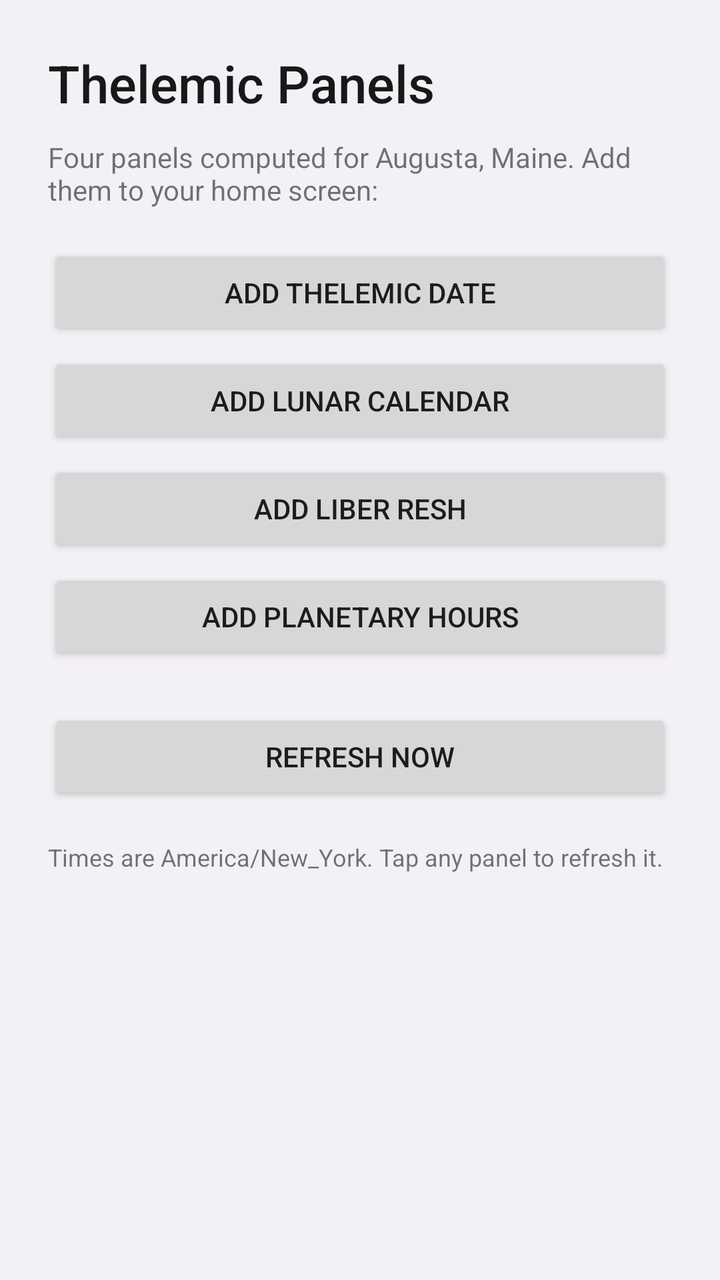
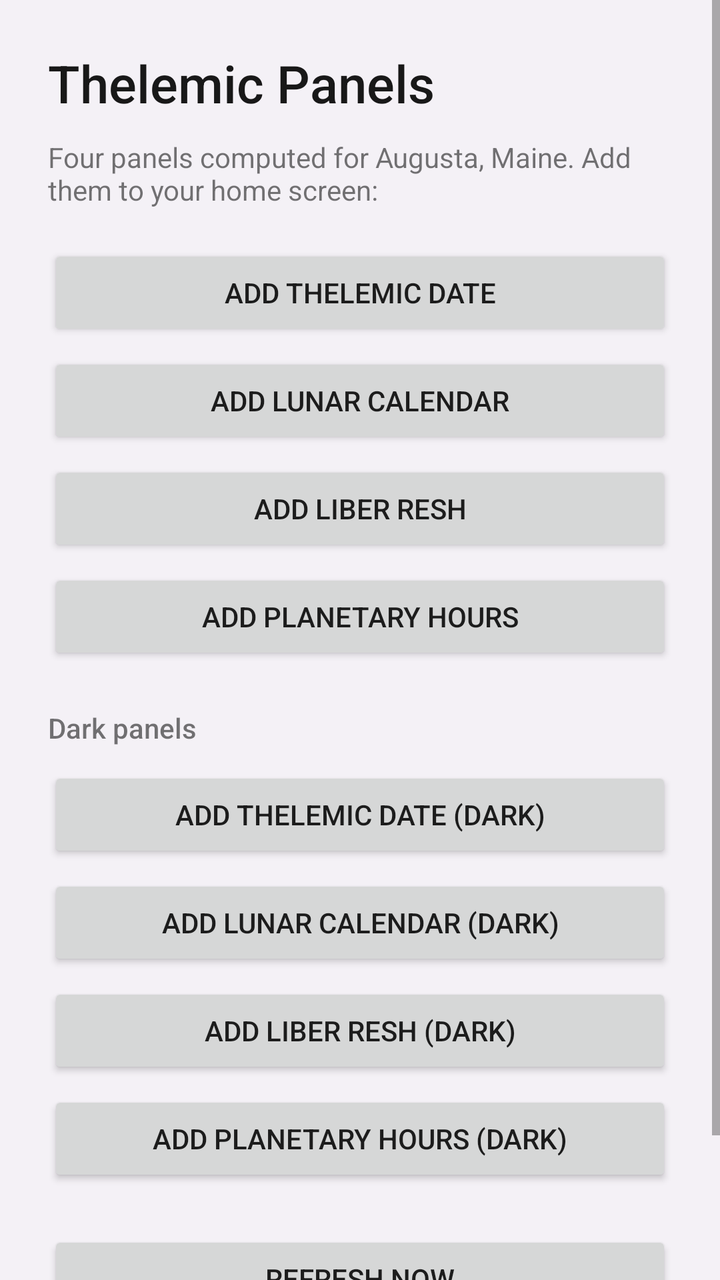

An Android layout rendered at two revisions. The XML below is the earlier revision; the diff shows what the commit changed to produce the second picture.
<!-- AndroidManifest.xml: application theme android:Theme.Material.Light.NoActionBar -->
<!-- res/layout/activity_main.xml -->
<?xml version="1.0" encoding="utf-8"?>
<ScrollView xmlns:android="http://schemas.android.com/apk/res/android"
    android:layout_width="match_parent"
    android:layout_height="match_parent"
    android:background="#F4F1F6">

    <LinearLayout
        android:layout_width="match_parent"
        android:layout_height="wrap_content"
        android:orientation="vertical"
        android:padding="24dp">

        <TextView
            android:layout_width="match_parent"
            android:layout_height="wrap_content"
            android:text="@string/app_name"
            android:textColor="@color/ink"
            android:textSize="26sp"
            android:fontFamily="sans-serif-medium" />

        <TextView
            android:layout_width="match_parent"
            android:layout_height="wrap_content"
            android:layout_marginTop="10dp"
            android:text="@string/intro"
            android:textColor="@color/ink_muted"
            android:textSize="14sp" />

        <Button
            android:id="@+id/pin_date"
            android:layout_width="match_parent"
            android:layout_height="wrap_content"
            android:layout_marginTop="18dp"
            android:text="@string/add_date" />

        <Button
            android:id="@+id/pin_lunar"
            android:layout_width="match_parent"
            android:layout_height="wrap_content"
            android:layout_marginTop="6dp"
            android:text="@string/add_lunar" />

        <Button
            android:id="@+id/pin_resh"
            android:layout_width="match_parent"
            android:layout_height="wrap_content"
            android:layout_marginTop="6dp"
            android:text="@string/add_resh" />

        <Button
            android:id="@+id/pin_hours"
            android:layout_width="match_parent"
            android:layout_height="wrap_content"
            android:layout_marginTop="6dp"
            android:text="@string/add_hours" />

        <Button
            android:id="@+id/refresh"
            android:layout_width="match_parent"
            android:layout_height="wrap_content"
            android:layout_marginTop="22dp"
            android:text="@string/refresh_now" />

        <TextView
            android:layout_width="match_parent"
            android:layout_height="wrap_content"
            android:layout_marginTop="18dp"
            android:text="@string/footer"
            android:textColor="@color/ink_muted"
            android:textSize="12sp" />
    </LinearLayout>
</ScrollView>
<!-- resources referenced by this layout -->
<resources>
  <color name="ink">#E6000000</color>
  <color name="ink_muted">#8A000000</color>
  <string name="add_date">Add Thelemic Date</string>
  <string name="add_hours">Add Planetary Hours</string>
  <string name="add_lunar">Add Lunar Calendar</string>
  <string name="add_resh">Add Liber Resh</string>
  <string name="app_name">Thelemic Panels</string>
  <string name="footer">Times are America/New_York. Tap any panel to refresh it.</string>
  <string name="intro">Four panels computed for Augusta, Maine. Add them to your home screen:</string>
  <string name="refresh_now">Refresh now</string>
</resources>

<!-- the commit's change to res/layout/activity_main.xml (unified diff, before → after) -->
@@ -54,6 +54,43 @@
             android:layout_marginTop="6dp"
             android:text="@string/add_hours" />
 
+        <TextView
+            android:layout_width="match_parent"
+            android:layout_height="wrap_content"
+            android:layout_marginTop="22dp"
+            android:fontFamily="sans-serif-medium"
+            android:text="@string/dark_panels"
+            android:textColor="@color/ink_muted"
+            android:textSize="14sp" />
+
+        <Button
+            android:id="@+id/pin_date_dark"
+            android:layout_width="match_parent"
+            android:layout_height="wrap_content"
+            android:layout_marginTop="10dp"
+            android:text="@string/add_date_dark" />
+
+        <Button
+            android:id="@+id/pin_lunar_dark"
+            android:layout_width="match_parent"
+            android:layout_height="wrap_content"
+            android:layout_marginTop="6dp"
+            android:text="@string/add_lunar_dark" />
+
+        <Button
+            android:id="@+id/pin_resh_dark"
+            android:layout_width="match_parent"
+            android:layout_height="wrap_content"
+            android:layout_marginTop="6dp"
+            android:text="@string/add_resh_dark" />
+
+        <Button
+            android:id="@+id/pin_hours_dark"
+            android:layout_width="match_parent"
+            android:layout_height="wrap_content"
+            android:layout_marginTop="6dp"
+            android:text="@string/add_hours_dark" />
+
         <Button
             android:id="@+id/refresh"
             android:layout_width="match_parent"
<!-- resource entries referenced after the edit -->
@@ -3,10 +3,15 @@
   <color name="ink">#E6000000</color>
   <color name="ink_muted">#8A000000</color>
   <string name="add_date">Add Thelemic Date</string>
+  <string name="add_date_dark">Add Thelemic Date (dark)</string>
   <string name="add_hours">Add Planetary Hours</string>
+  <string name="add_hours_dark">Add Planetary Hours (dark)</string>
   <string name="add_lunar">Add Lunar Calendar</string>
+  <string name="add_lunar_dark">Add Lunar Calendar (dark)</string>
   <string name="add_resh">Add Liber Resh</string>
+  <string name="add_resh_dark">Add Liber Resh (dark)</string>
   <string name="app_name">Thelemic Panels</string>
+  <string name="dark_panels">Dark panels</string>
   <string name="footer">Times are America/New_York. Tap any panel to refresh it.</string>
   <string name="intro">Four panels computed for Augusta, Maine. Add them to your home screen:</string>
   <string name="refresh_now">Refresh now</string>
